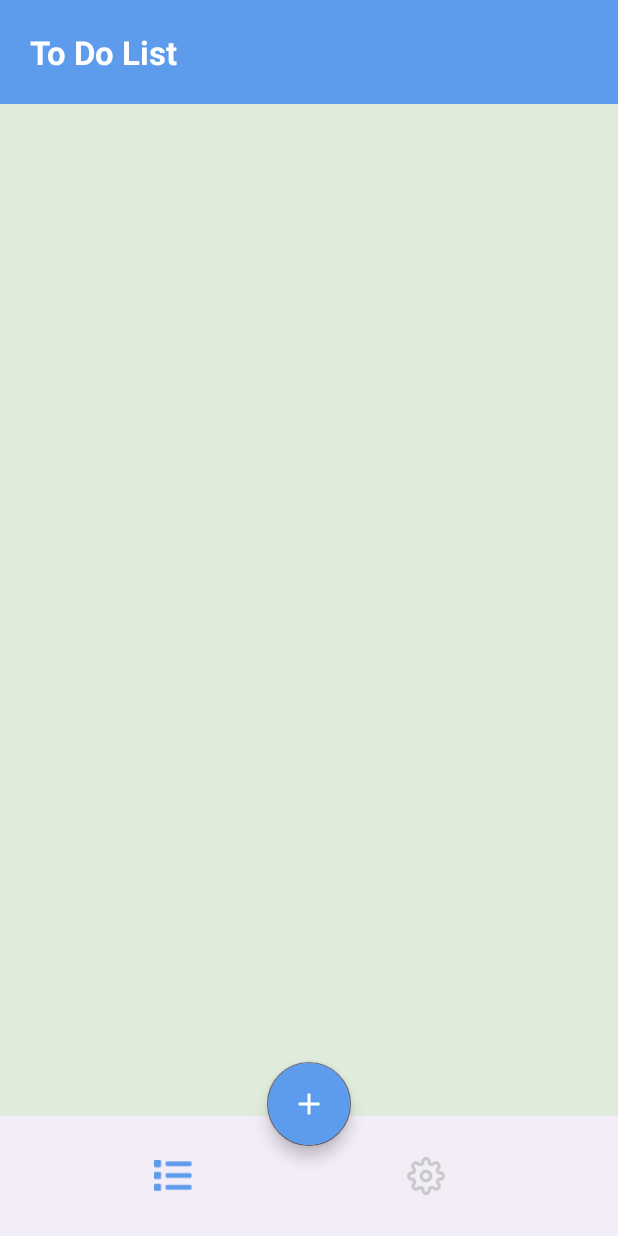
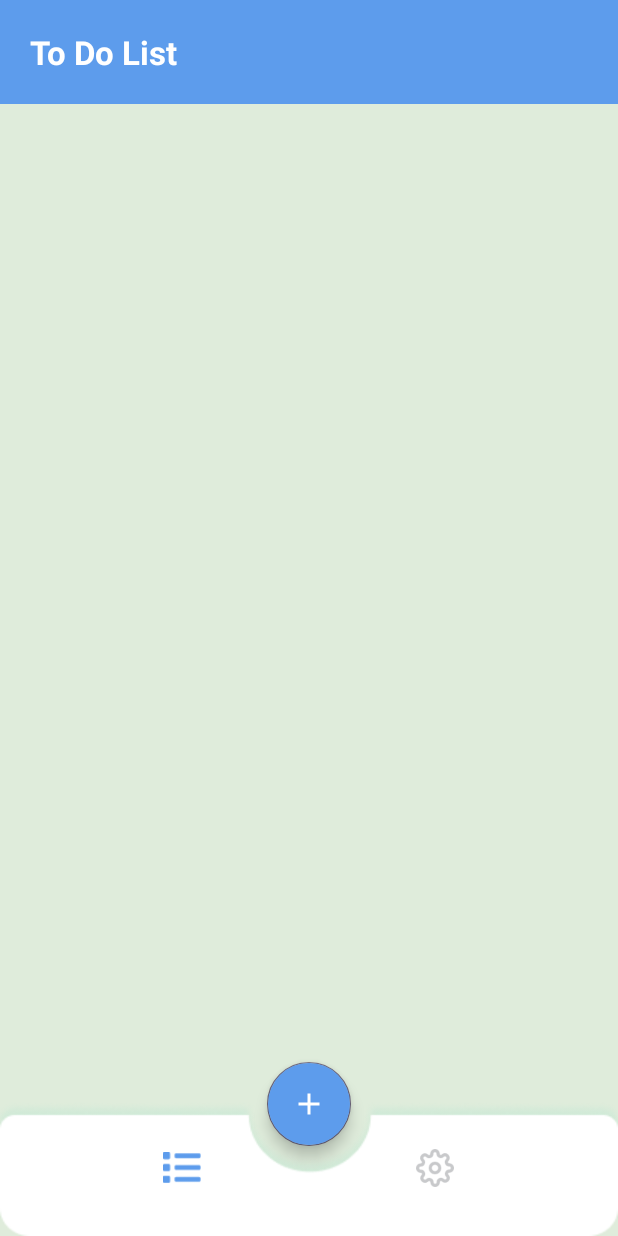
Before and after one commit to Ahmed-Bishr/ToDo-Application, an Android app: the screen it shows after launch (MainActivity), on a phone screen of 412 x 824 dp. Run offline under Robolectric (Android 15) with nearby library versions, the light colour scheme and no system bars.

Commit message:
Add adjust_bar.xml file and make changes to activity_main.xml file.

```diff
--- /dev/null
+++ b/app/src/main/res/drawable/adjust_bar.xml
@@ -0,0 +1,7 @@
+<?xml version="1.0" encoding="utf-8"?>
+<layer-list xmlns:android="http://schemas.android.com/apk/res/android">
+
+    <item android:drawable="@drawable/subtraction"
+        />
+
+</layer-list>
--- a/app/src/main/res/layout/activity_main.xml
+++ b/app/src/main/res/layout/activity_main.xml
@@ -1,7 +1,7 @@
 <?xml version="1.0" encoding="utf-8"?>
-<androidx.coordinatorlayout.widget.CoordinatorLayout xmlns:android="http://schemas.android.com/apk/res/android"
+<androidx.constraintlayout.widget.ConstraintLayout xmlns:android="http://schemas.android.com/apk/res/android"
+    xmlns:app="http://schemas.android.com/apk/res-auto"
     xmlns:tools="http://schemas.android.com/tools"
-    xmlns:app="http://schemas.android.com/apk/res-auto"
     android:id="@+id/main"
     android:layout_width="match_parent"
     android:layout_height="match_parent"
@@ -10,7 +10,10 @@
 
     <com.google.android.material.appbar.AppBarLayout
         android:layout_width="match_parent"
-        android:layout_height="wrap_content">
+        android:layout_height="wrap_content"
+        app:layout_constraintEnd_toEndOf="parent"
+        app:layout_constraintStart_toStartOf="parent"
+        app:layout_constraintTop_toTopOf="parent">
 
         <com.google.android.material.appbar.MaterialToolbar
             android:id="@+id/toolbar"
@@ -28,32 +31,22 @@
 
     </com.google.android.material.appbar.AppBarLayout>
 
-    <com.google.android.material.bottomappbar.BottomAppBar
-        android:id="@+id/bottomAppBar"
-        app:fabCradleMargin="30dp"
-        app:fabCradleRoundedCornerRadius="30dp"
-        app:fabCradleVerticalOffset="30dp"
+    <com.google.android.material.bottomnavigation.BottomNavigationView
+        android:id="@+id/buttom_layout"
         android:layout_width="match_parent"
-        android:layout_height="wrap_content"
-        android:layout_gravity="bottom">
-
-        <com.google.android.material.bottomnavigation.BottomNavigationView
-            android:id="@+id/bottomNavigation"
-            app:backgroundTint="@android:color/transparent"
-            app:elevation="0dp"
-            app:itemActiveIndicatorStyle="@null"
-            app:itemBackground="@null"
-            app:itemIconSize="25dp"
-            app:itemIconTint="@color/selector_btm_nav_icon"
-            app:labelVisibilityMode="unlabeled"
-            app:menu="@menu/nav_menu"
-            android:layout_width="match_parent"
-            android:layout_height="match_parent"
-            android:layout_gravity="center"
-            android:layout_marginStart="10dp"
-            android:layout_marginEnd="20dp" />
-
-    </com.google.android.material.bottomappbar.BottomAppBar>
+        android:layout_height="90dp"
+        android:background="@drawable/adjust_bar"
+        android:paddingStart="20dp"
+        android:paddingEnd="20dp"
+        app:itemActiveIndicatorStyle="@null"
+        app:itemBackground="@null"
+        app:itemIconSize="25dp"
+        app:itemIconTint="@color/selector_btm_nav_icon"
+        app:labelVisibilityMode="unlabeled"
+        app:layout_constraintBottom_toBottomOf="parent"
+        app:layout_constraintEnd_toEndOf="parent"
+        app:layout_constraintStart_toStartOf="parent"
+        app:menu="@menu/nav_menu" />
 
     <com.google.android.material.floatingactionbutton.FloatingActionButton
         android:id="@+id/fab"
@@ -63,7 +56,10 @@
         android:layout_marginBottom="60dp"
         android:backgroundTint="@color/blue"
         android:contentDescription="@string/app_name"
-        android:src="@drawable/ic_add" />
+        android:src="@drawable/ic_add"
+        app:layout_constraintBottom_toBottomOf="@+id/buttom_layout"
+        app:layout_constraintEnd_toEndOf="parent"
+        app:layout_constraintStart_toStartOf="parent" />
 
 
-</androidx.coordinatorlayout.widget.CoordinatorLayout>
+</androidx.constraintlayout.widget.ConstraintLayout>
```
Also changed, not shown: app/src/main/res/drawable-night/subtraction.png (added), app/src/main/res/drawable-notnight/subtraction.png (added).
